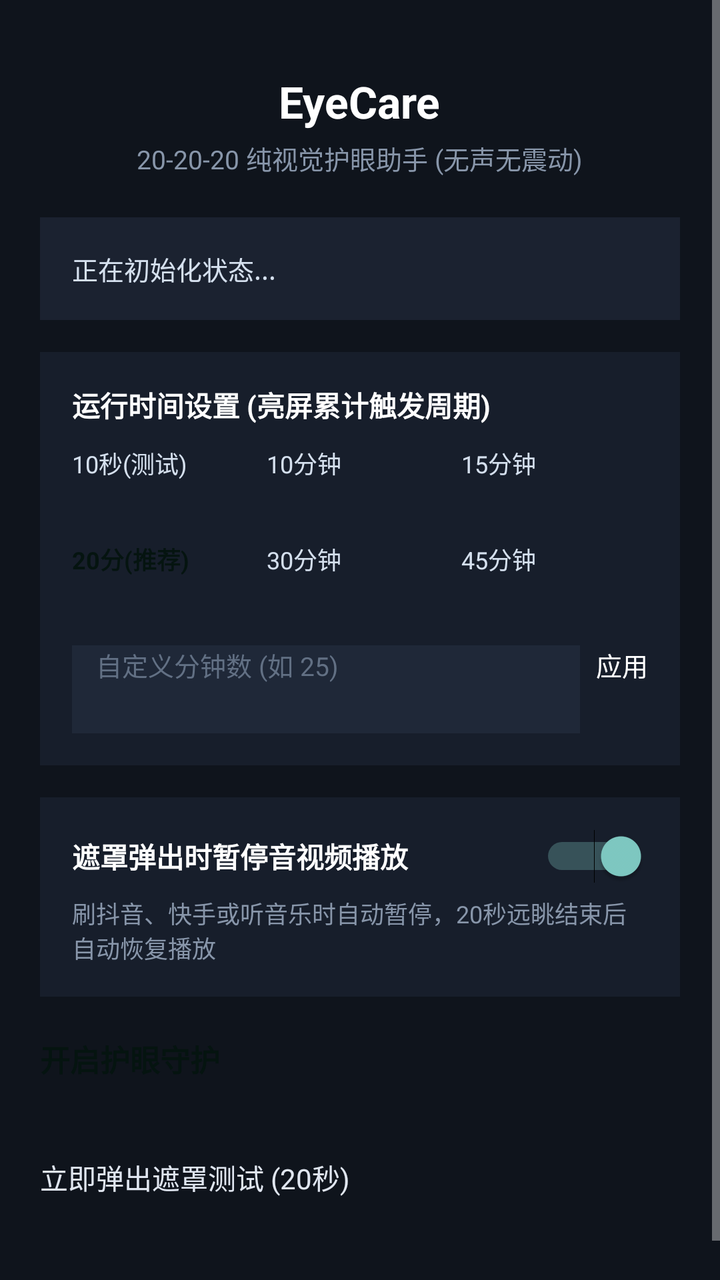
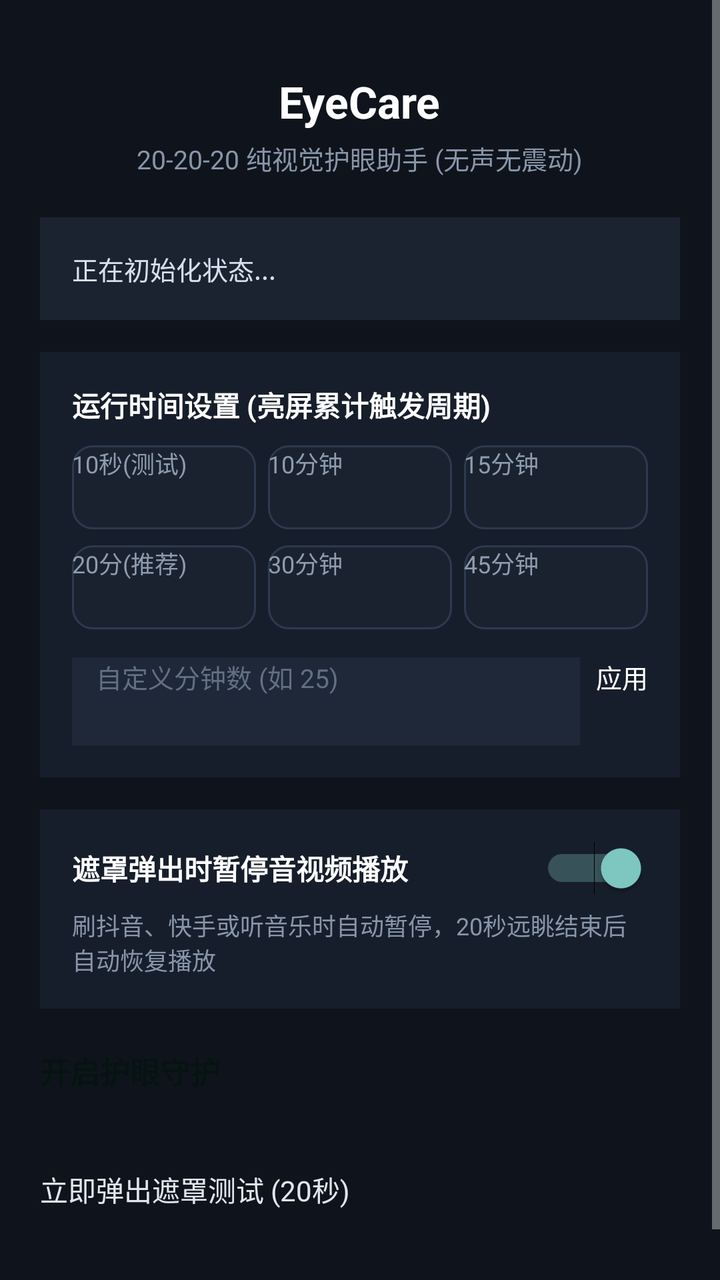

The first picture is an Android layout as it rendered before a commit; the second is the same layout after the commit. The layout source and the unified diff follow.
<!-- AndroidManifest.xml: application theme Theme.EyeCare -->
<!-- res/layout/activity_main.xml -->
<?xml version="1.0" encoding="utf-8"?>
<ScrollView xmlns:android="http://schemas.android.com/apk/res/android"
    android:layout_width="match_parent"
    android:layout_height="match_parent"
    android:fillViewport="true"
    android:background="#0F141C">

    <LinearLayout
        android:layout_width="match_parent"
        android:layout_height="wrap_content"
        android:orientation="vertical"
        android:padding="20dp"
        android:gravity="center_horizontal">

        
        <TextView
            android:layout_width="wrap_content"
            android:layout_height="wrap_content"
            android:text="@string/app_name"
            android:textColor="#FFFFFF"
            android:textSize="22sp"
            android:textStyle="bold"
            android:layout_marginTop="16dp" />

        <TextView
            android:layout_width="wrap_content"
            android:layout_height="wrap_content"
            android:text="20-20-20 纯视觉护眼助手 (无声无震动)"
            android:textColor="#8896AA"
            android:textSize="13sp"
            android:layout_marginTop="4dp" />

        
        <LinearLayout
            android:layout_width="match_parent"
            android:layout_height="wrap_content"
            android:orientation="vertical"
            android:background="#1B2230"
            android:padding="16dp"
            android:layout_marginTop="20dp"
            android:layout_marginBottom="16dp">

            <TextView
                android:id="@+id/tvStatus"
                android:layout_width="match_parent"
                android:layout_height="wrap_content"
                android:textColor="#D5E0EE"
                android:textSize="13sp"
                android:lineSpacingExtra="5dp"
                android:text="正在初始化状态..." />
        </LinearLayout>

        
        <LinearLayout
            android:layout_width="match_parent"
            android:layout_height="wrap_content"
            android:orientation="vertical"
            android:background="#171E2B"
            android:padding="16dp"
            android:layout_marginBottom="16dp">

            <TextView
                android:layout_width="wrap_content"
                android:layout_height="wrap_content"
                android:text="运行时间设置 (亮屏累计触发周期)"
                android:textColor="#FFFFFF"
                android:textSize="14sp"
                android:textStyle="bold"
                android:layout_marginBottom="10dp" />

            
            <LinearLayout
                android:layout_width="match_parent"
                android:layout_height="wrap_content"
                android:orientation="horizontal"
                android:layout_marginBottom="8dp">

                <Button
                    android:id="@+id/btnCycle10s"
                    android:layout_width="0dp"
                    android:layout_height="40dp"
                    android:layout_weight="1"
                    android:text="10秒(测试)"
                    android:textColor="#D5E0EE"
                    android:backgroundTint="#263144"
                    android:textSize="12sp"
                    android:layout_marginEnd="4dp" />

                <Button
                    android:id="@+id/btnCycle10m"
                    android:layout_width="0dp"
                    android:layout_height="40dp"
                    android:layout_weight="1"
                    android:text="10分钟"
                    android:textColor="#D5E0EE"
                    android:backgroundTint="#263144"
                    android:textSize="12sp"
                    android:layout_marginEnd="4dp" />

                <Button
                    android:id="@+id/btnCycle15m"
                    android:layout_width="0dp"
                    android:layout_height="40dp"
                    android:layout_weight="1"
                    android:text="15分钟"
                    android:textColor="#D5E0EE"
                    android:backgroundTint="#263144"
                    android:textSize="12sp" />
            </LinearLayout>

            
            <LinearLayout
                android:layout_width="match_parent"
                android:layout_height="wrap_content"
                android:orientation="horizontal"
                android:layout_marginBottom="12dp">

                <Button
                    android:id="@+id/btnCycle20m"
                    android:layout_width="0dp"
                    android:layout_height="40dp"
                    android:layout_weight="1"
                    android:text="20分(推荐)"
                    android:textColor="#051410"
                    android:backgroundTint="#38EF7D"
                    android:textStyle="bold"
                    android:textSize="12sp"
                    android:layout_marginEnd="4dp" />

                <Button
                    android:id="@+id/btnCycle30m"
                    android:layout_width="0dp"
                    android:layout_height="40dp"
                    android:layout_weight="1"
                    android:text="30分钟"
                    android:textColor="#D5E0EE"
                    android:backgroundTint="#263144"
                    android:textSize="12sp"
                    android:layout_marginEnd="4dp" />

                <Button
                    android:id="@+id/btnCycle45m"
                    android:layout_width="0dp"
                    android:layout_height="40dp"
                    android:layout_weight="1"
                    android:text="45分钟"
                    android:textColor="#D5E0EE"
                    android:backgroundTint="#263144"
                    android:textSize="12sp" />
            </LinearLayout>

            
            <LinearLayout
                android:layout_width="match_parent"
                android:layout_height="wrap_content"
                android:orientation="horizontal"
                android:gravity="center_vertical">

                <EditText
                    android:id="@+id/etCustomMinutes"
                    android:layout_width="0dp"
                    android:layout_height="44dp"
                    android:layout_weight="1"
                    android:hint="自定义分钟数 (如 25)"
                    android:textColorHint="#627084"
                    android:textColor="#FFFFFF"
                    android:background="#1F2838"
                    android:paddingStart="12dp"
                    android:paddingEnd="12dp"
                    android:inputType="number"
                    android:textSize="13sp"
                    android:layout_marginEnd="8dp" />

                <Button
                    android:id="@+id/btnApplyCustomCycle"
                    android:layout_width="wrap_content"
                    android:layout_height="44dp"
                    android:text="应用"
                    android:textColor="#FFFFFF"
                    android:backgroundTint="#3B4C68"
                    android:textSize="13sp" />
            </LinearLayout>
        </LinearLayout>

        
        <LinearLayout
            android:layout_width="match_parent"
            android:layout_height="wrap_content"
            android:orientation="vertical"
            android:background="#171E2B"
            android:padding="16dp"
            android:layout_marginBottom="20dp">

            <Switch
                android:id="@+id/switchPauseMedia"
                android:layout_width="match_parent"
                android:layout_height="wrap_content"
                android:text="遮罩弹出时暂停音视频播放"
                android:textColor="#FFFFFF"
                android:textSize="14sp"
                android:textStyle="bold"
                android:checked="true" />

            <TextView
                android:layout_width="wrap_content"
                android:layout_height="wrap_content"
                android:text="刷抖音、快手或听音乐时自动暂停，20秒远眺结束后自动恢复播放"
                android:textColor="#8896AA"
                android:textSize="12sp"
                android:layout_marginTop="6dp" />
        </LinearLayout>

        
        <Button
            android:id="@+id/btnToggleService"
            android:layout_width="match_parent"
            android:layout_height="50dp"
            android:text="开启护眼守护"
            android:textColor="#051410"
            android:backgroundTint="#38EF7D"
            android:textStyle="bold"
            android:textSize="15sp"
            android:layout_marginBottom="10dp" />

        <Button
            android:id="@+id/btnTriggerTest"
            android:layout_width="match_parent"
            android:layout_height="46dp"
            android:text="立即弹出遮罩测试 (20秒)"
            android:textColor="#E0E6F0"
            android:backgroundTint="#263144"
            android:textSize="14sp"
            android:layout_marginBottom="16dp" />

    </LinearLayout>
</ScrollView>
<!-- resources referenced by this layout -->
<resources>
  <string name="app_name">EyeCare</string>
  <style name="Theme.EyeCare" parent="android:Theme.Material.NoActionBar">
          <item name="android:colorPrimary">@color/primary_accent</item>
          <item name="android:windowBackground">@color/bg_dark</item>
          <item name="android:statusBarColor">@color/bg_dark</item>
          <item name="android:navigationBarColor">@color/bg_dark</item>
      </style>
  <color name="primary_accent">#38EF7D</color>
  <color name="bg_dark">#0F141C</color>
</resources>

<!-- the commit's change to res/layout/activity_main.xml (unified diff, before → after) -->
@@ -78,33 +78,33 @@
                 <Button
                     android:id="@+id/btnCycle10s"
                     android:layout_width="0dp"
-                    android:layout_height="40dp"
+                    android:layout_height="42dp"
                     android:layout_weight="1"
                     android:text="10秒(测试)"
-                    android:textColor="#D5E0EE"
-                    android:backgroundTint="#263144"
-                    android:textSize="12sp"
-                    android:layout_marginEnd="4dp" />
+                    android:textColor="#8E9CAE"
+                    android:background="@drawable/bg_btn_preset_inactive"
+                    android:textSize="12sp"
+                    android:layout_marginEnd="6dp" />
 
                 <Button
                     android:id="@+id/btnCycle10m"
                     android:layout_width="0dp"
-                    android:layout_height="40dp"
+                    android:layout_height="42dp"
                     android:layout_weight="1"
                     android:text="10分钟"
-                    android:textColor="#D5E0EE"
-                    android:backgroundTint="#263144"
-                    android:textSize="12sp"
-                    android:layout_marginEnd="4dp" />
+                    android:textColor="#8E9CAE"
+                    android:background="@drawable/bg_btn_preset_inactive"
+                    android:textSize="12sp"
+                    android:layout_marginEnd="6dp" />
 
                 <Button
                     android:id="@+id/btnCycle15m"
                     android:layout_width="0dp"
-                    android:layout_height="40dp"
+                    android:layout_height="42dp"
                     android:layout_weight="1"
                     android:text="15分钟"
-                    android:textColor="#D5E0EE"
-                    android:backgroundTint="#263144"
+                    android:textColor="#8E9CAE"
+                    android:background="@drawable/bg_btn_preset_inactive"
                     android:textSize="12sp" />
             </LinearLayout>
 
@@ -113,39 +113,38 @@
                 android:layout_width="match_parent"
                 android:layout_height="wrap_content"
                 android:orientation="horizontal"
-                android:layout_marginBottom="12dp">
+                android:layout_marginBottom="14dp">
 
                 <Button
                     android:id="@+id/btnCycle20m"
                     android:layout_width="0dp"
-                    android:layout_height="40dp"
+                    android:layout_height="42dp"
                     android:layout_weight="1"
                     android:text="20分(推荐)"
-                    android:textColor="#051410"
-                    android:backgroundTint="#38EF7D"
-                    android:textStyle="bold"
-                    android:textSize="12sp"
-                    android:layout_marginEnd="4dp" />
+                    android:textColor="#8E9CAE"
+                    android:background="@drawable/bg_btn_preset_inactive"
+                    android:textSize="12sp"
+                    android:layout_marginEnd="6dp" />
 
                 <Button
                     android:id="@+id/btnCycle30m"
                     android:layout_width="0dp"
-                    android:layout_height="40dp"
+                    android:layout_height="42dp"
                     android:layout_weight="1"
                     android:text="30分钟"
-                    android:textColor="#D5E0EE"
-                    android:backgroundTint="#263144"
-                    android:textSize="12sp"
-                    android:layout_marginEnd="4dp" />
+                    android:textColor="#8E9CAE"
+                    android:background="@drawable/bg_btn_preset_inactive"
+                    android:textSize="12sp"
+                    android:layout_marginEnd="6dp" />
 
                 <Button
                     android:id="@+id/btnCycle45m"
                     android:layout_width="0dp"
-                    android:layout_height="40dp"
+                    android:layout_height="42dp"
                     android:layout_weight="1"
                     android:text="45分钟"
-                    android:textColor="#D5E0EE"
-                    android:backgroundTint="#263144"
+                    android:textColor="#8E9CAE"
+                    android:background="@drawable/bg_btn_preset_inactive"
                     android:textSize="12sp" />
             </LinearLayout>
 
<!-- resource entries referenced after the edit -->
@@ -1,5 +1,15 @@
 <!-- resources referenced by this layout -->
 <resources>
+  <!-- drawable bg_btn_preset_inactive (drawable) -->
+  <?xml version="1.0" encoding="utf-8"?>
+  <shape xmlns:android="http://schemas.android.com/apk/res/android"
+      android:shape="rectangle">
+      <solid android:color="#1A2230" />
+      <corners android:radius="10dp" />
+      <stroke
+          android:width="1dp"
+          android:color="#2D3A4F" />
+  </shape>
   <string name="app_name">EyeCare</string>
   <style name="Theme.EyeCare" parent="android:Theme.Material.NoActionBar">
           <item name="android:colorPrimary">@color/primary_accent</item>
